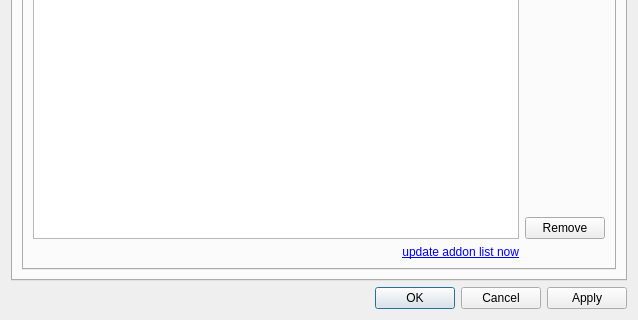
This is SandboxiePlus/SandMan/Forms/SettingsWindow.ui in sandboxie-plus/Sandboxie as Qt 5 draws it before an edit; both pictures show x 0 to 638 and y 188 to 508 of the 638 by 508 pixel window. The edited form follows.
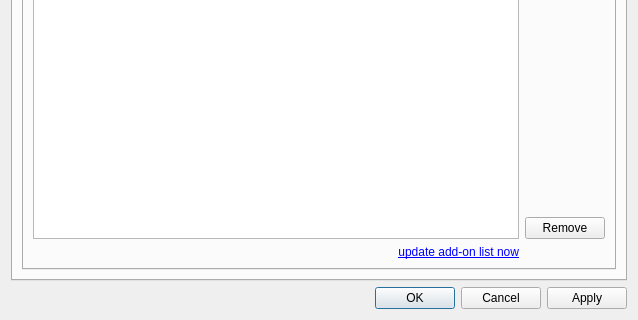
This is the edited form. The open tabs and pages were chosen to show the change. Icons and pictures are not drawn.

Commit message:
Update sandman_tr.ts
SettingsWindow.ui: minor fix

What changed in the file:
```diff
--- a/SandboxiePlus/SandMan/Forms/SettingsWindow.ui
+++ b/SandboxiePlus/SandMan/Forms/SettingsWindow.ui
@@ -1242,7 +1242,7 @@
                <item row="4" column="0">
                 <widget class="QLabel" name="lblUpdateAddons">
                  <property name="text">
-                  <string>&lt;a href=&quot;sbie://addons&quot;&gt;update addon list now&lt;/a&gt;</string>
+                  <string>&lt;a href=&quot;sbie://addons&quot;&gt;update add-on list now&lt;/a&gt;</string>
                  </property>
                  <property name="alignment">
                   <set>Qt::AlignRight|Qt::AlignTrailing|Qt::AlignVCenter</set>
```
The commit also changes 1 other file.
